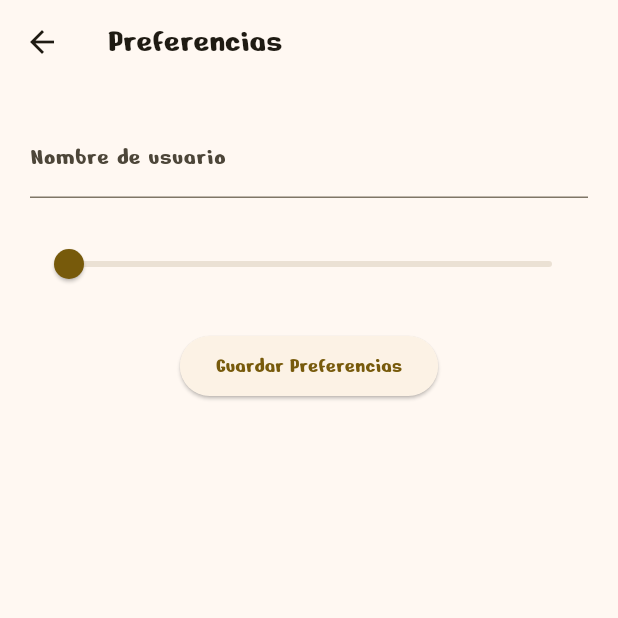
After one commit to EduardoACC1897/3479A321_2022479013, a Flutter app: the screen it shows after launch, in the side drawer, after a tap on "Preferencias", on a phone screen of 412 x 824 dp, the top half of it. The commit adds this screen. Run offline on Flutter 3.47's test engine with Material 3 defaults, Android fonts, the phone set to English and light mode, and no system bars; our stand-ins replace flutter_svg, logger, shared_preferences.

Commit message:
Actividad 3

```diff
--- a/lib/main.dart
+++ b/lib/main.dart
@@ -6,6 +6,7 @@ import 'pages/my_home_page.dart';
 import 'pages/detail_page.dart';
 import 'pages/about_page.dart';
 import 'pages/audit_page.dart';
+import 'pages/preference_page.dart';
 
 void main() {
   runApp(const MyApp());
@@ -31,6 +32,7 @@ class MyApp extends StatelessWidget {
           '/detail': (context) => const DetailPage(),
           '/about': (context) => const AboutPage(),
           '/audit': (context) => const AuditPage(),
+          '/preference': (context) => const PreferencePage(),
         },
       ),
     );
--- a/lib/pages/my_home_page.dart
+++ b/lib/pages/my_home_page.dart
@@ -131,6 +131,14 @@ class _MyHomePageState extends State<MyHomePage> {
                 Navigator.pushNamed(context, '/audit');
               },
             ),
+            ListTile(
+              leading: const Icon(Icons.settings),
+              title: const Text('Preferencias'),
+              onTap: () {
+                // Navegar a la pantalla Preferencias
+                Navigator.pushNamed(context, '/preference');
+              },
+            ),
           ],
         ),
       ),
--- /dev/null
+++ b/lib/pages/preference_page.dart
@@ -0,0 +1,102 @@
+import 'package:flutter/material.dart';
+import 'package:shared_preferences/shared_preferences.dart';
+
+class PreferencePage extends StatefulWidget {
+  const PreferencePage({super.key});
+
+  @override
+  State<PreferencePage> createState() => _PreferencePageState();
+}
+
+class _PreferencePageState extends State<PreferencePage> {
+  String _userName = '';  // Campo para el nombre de usuario
+  int _counter = 0;       // Campo para el contador
+
+  // Método para cargar las preferencias
+  Future<void> _loadPreferences() async {
+    final prefs = await SharedPreferences.getInstance();
+    setState(() {
+      _userName = prefs.getString('userName') ?? '';
+      _counter = prefs.getInt('counter') ?? 0;
+      // Debug: muestra los valores cargados
+      // ignore: avoid_print
+      print('Counter value $_counter is loaded');
+      // ignore: avoid_print
+      print('Username value $_userName is loaded');
+    });
+  }
+
+  // Método para guardar las preferencias
+  Future<void> _savePreferences() async {
+    final prefs = await SharedPreferences.getInstance();
+    await prefs.setString('userName', _userName);
+    await prefs.setInt('counter', _counter);
+  }
+
+  // Método que actualiza el nombre de usuario
+  void _updateUserName(String newName) {
+    setState(() {
+      _userName = newName;
+    });
+    _savePreferences(); // Guardar automáticamente al cambiar el nombre
+  }
+
+  // Método que actualiza el contador
+  void _updateCounter(int newCounter) {
+    setState(() {
+      _counter = newCounter;
+    });
+    _savePreferences(); // Guardar automáticamente al cambiar el nombre
+  }
+
+  @override
+  void initState() {
+    super.initState();
+    _loadPreferences();  // Carga las preferencias cuando se inicia la pantalla
+  }
+
+  @override
+  Widget build(BuildContext context) {
+    return Scaffold(
+      appBar: AppBar(
+        title: const Text('Preferencias'),
+      ),
+      body: Padding(
+        padding: const EdgeInsets.all(20.0),
+        child: Column(
+          children: <Widget>[
+            // Campo de texto para el nombre de usuario
+            TextFormField(
+              initialValue: _userName,
+              decoration: const InputDecoration(
+                labelText: 'Nombre de usuario',
+              ),
+              onChanged: _updateUserName, // Actualiza el nombre de usuario
+            ),
+            const SizedBox(height: 20),
+            // Slider para modificar el valor del contador
+            Slider(
+              value: _counter.toDouble(),
+              min: 0,
+              max: 100,
+              divisions: 100,
+              label: _counter.toString(),
+              onChanged: (value) {
+                _updateCounter(value.toInt()); // Actualiza el contador
+              },
+            ),
+            const SizedBox(height: 20),
+            // Botón para guardar las preferencias (opcional)
+            ElevatedButton(
+              onPressed: () {
+                _savePreferences();
+                Navigator.pop(context);  // Vuelve a la pantalla anterior
+              },
+              child: const Text('Guardar Preferencias'),
+            ),
+          ],
+        ),
+      ),
+    );
+  }
+}
--- a/pubspec.yaml
+++ b/pubspec.yaml
@@ -38,6 +38,7 @@ dependencies:
   flutter_svg: ^2.0.10+1
   logger: ^2.4.0
   provider: ^6.1.2
+  shared_preferences: ^2.3.2
 
 dev_dependencies:
   flutter_test:
```
Also changed, not shown: pubspec.lock, 1 other file.
